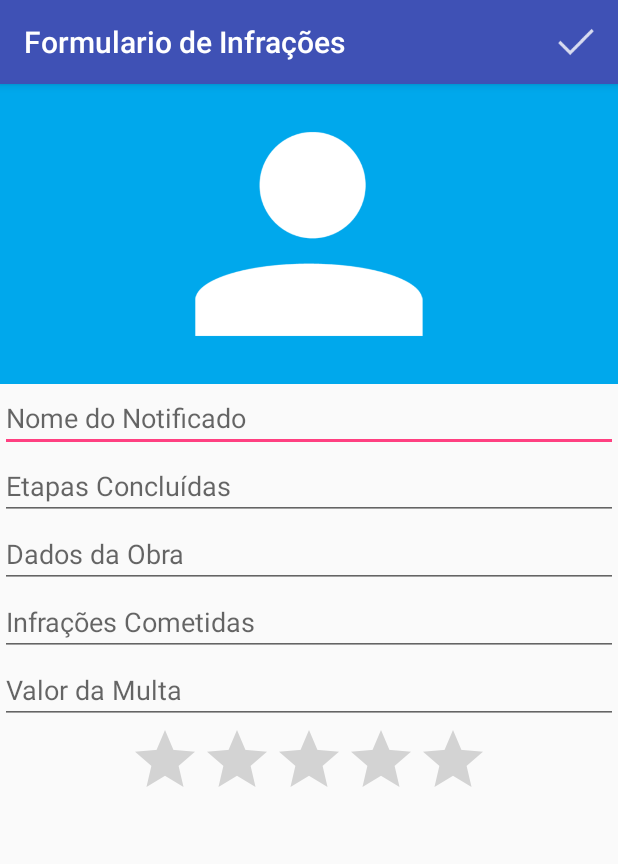
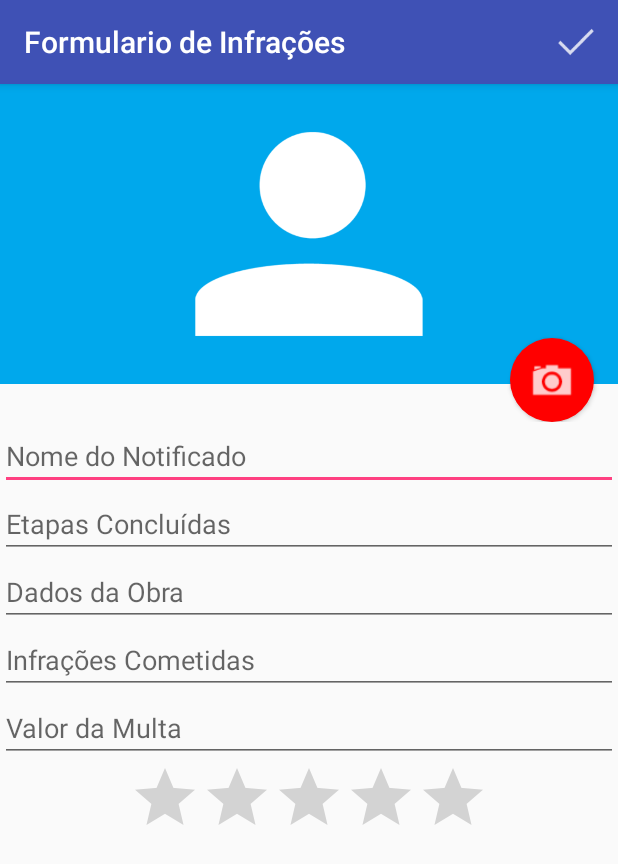
Before and after one commit to josemarmendes/Crea-MA, an Android app: the FormularioInfracoesActivity screen opened directly, with no data from a screen before it, on a phone screen of 412 x 824 dp. Shown: the top 864 px of the screen. Run offline under Robolectric (Android 15) with nearby library versions, the phone set to English and light mode, and no system bars.

Commit message:
ajustando o layout do formulário com o botão da câmera

```diff
--- a/app/src/main/AndroidManifest.xml
+++ b/app/src/main/AndroidManifest.xml
@@ -14,7 +14,11 @@
 
         <activity android:name=".ListaInfracoesActivity"
             android:label="Lista de Infrações">
+            <intent-filter>
+                <action android:name="android.intent.action.MAIN" />
 
+                <category android:name="android.intent.category.LAUNCHER" />
+            </intent-filter>
 
         </activity>
         <activity
@@ -26,11 +30,7 @@
         <activity android:name=".ListaProprietariosActivity"
             android:label="Lista de Proprietários">
 
-            <intent-filter>
-                <action android:name="android.intent.action.MAIN" />
 
-                <category android:name="android.intent.category.LAUNCHER" />
-            </intent-filter>
 
         </activity>
 
--- a/app/src/main/java/br/edu/ifma/crea_ma/FormularioInfracoesActivity.java
+++ b/app/src/main/java/br/edu/ifma/crea_ma/FormularioInfracoesActivity.java
@@ -1,6 +1,7 @@
 package br.edu.ifma.crea_ma;
 
 import android.content.Intent;
+import android.provider.MediaStore;
 import android.support.v7.app.AppCompatActivity;
 import android.os.Bundle;
 import android.view.Menu;
@@ -31,8 +32,15 @@ public class FormularioInfracoesActivity extends AppCompatActivity {
             helper.preencheFormularioInfracao(infracao);
         }
 
-
-
+        Button botaoFoto = (Button) findViewById(R.id.formulario_botao_infracao);
+        botaoFoto.setOnClickListener(new View.OnClickListener() {
+            @Override
+            public void onClick(View view) {
+              Intent intentCamera = new Intent(MediaStore.ACTION_IMAGE_CAPTURE);
+                intentCamera.putExtra(MediaStore.EXTRA_OUTPUT, "foto.png");
+                startActivity(intentCamera);
+            }
+        });
     }
 
     @Override
--- /dev/null
+++ b/app/src/main/res/drawable/fundo_camera.xml
@@ -0,0 +1,17 @@
+<?xml version="1.0" encoding="utf-8"?>
+<layer-list xmlns:android="http://schemas.android.com/apk/res/android">
+    <item>
+        <shape
+            android:shape="oval">
+            <solid
+                android:color="#ff0000" />
+            <padding android:top="10dp"
+                android:bottom="10dp"
+                android:left="10dp"
+                android:right="10dp"/>
+        </shape>
+    </item>
+
+    <item android:drawable="@drawable/ic_camera"/>
+
+</layer-list>
--- a/app/src/main/res/layout/activity_formulario_infracoes.xml
+++ b/app/src/main/res/layout/activity_formulario_infracoes.xml
@@ -8,14 +8,28 @@
     <LinearLayout
         android:layout_width="match_parent"
         android:layout_height="match_parent"
-        android:orientation="vertical"
-        >
+        android:orientation="vertical">
+
+        <RelativeLayout
+            android:layout_width="match_parent"
+            android:layout_height="225dp">
 
         <ImageView
+            android:id="@+id/formulario_foto_infracao"
             android:layout_width="match_parent"
             android:layout_height="200dp"
             android:src="@drawable/person"
             android:background="#00A8EC"/>
+        <Button
+            android:id="@+id/formulario_botao_infracao"
+            android:layout_width="56dp"
+            android:layout_height="56dp"
+            android:background="@drawable/fundo_camera"
+            android:layout_alignParentBottom="true"
+            android:layout_alignParentRight="true"
+            android:layout_marginRight="16dp"/>
+
+        </RelativeLayout>
 
         <EditText
             android:hint="Nome do Notificado"
```
